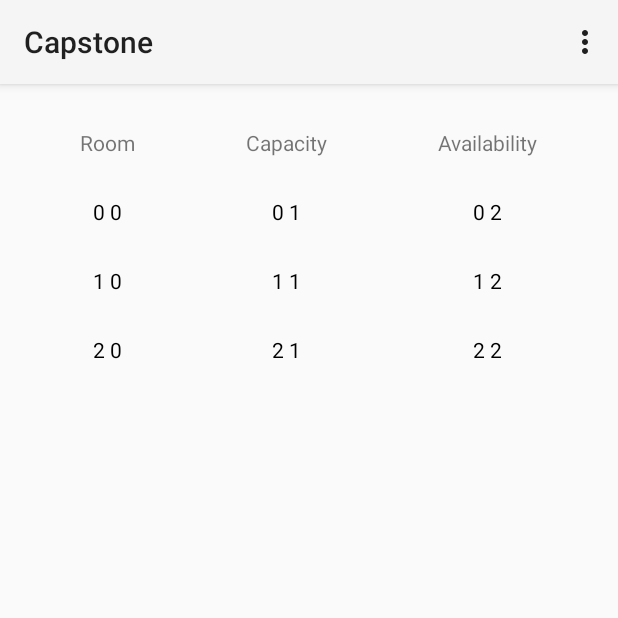
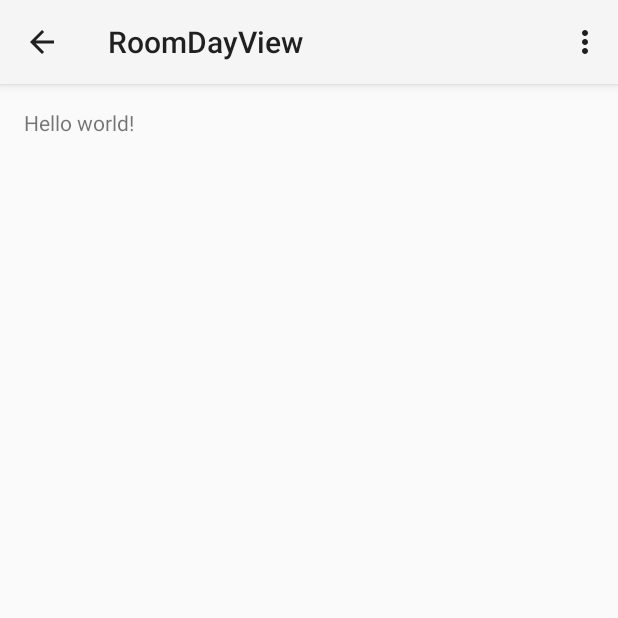
Before and after one commit to briblanch/roomroom, an Android app: the screen it shows after launch (MyActivity before the commit, RoomDayView after it), after a tap on an icon or button, on a phone screen of 412 x 824 dp, the top half of it. Run offline under Robolectric (Android 15) with nearby library versions, the phone set to English and light mode, and no system bars.

Commit message:
ui-implementation: added second view

```diff
--- a/Capstone/app/src/main/AndroidManifest.xml
+++ b/Capstone/app/src/main/AndroidManifest.xml
@@ -8,7 +8,7 @@
         android:label="@string/app_name"
         android:theme="@style/AppTheme" >
         <activity
-            android:name=".MyActivity"
+            android:name="unknowndev.com.capstone.MyActivity"
             android:label="@string/app_name" >
             <intent-filter>
                 <action android:name="android.intent.action.MAIN" />
@@ -16,6 +16,14 @@
                 <category android:name="android.intent.category.LAUNCHER" />
             </intent-filter>
         </activity>
+        <activity
+            android:name="unknowndev.com.capstone.RoomDayView"
+            android:label="@string/title_activity_room_day_view"
+            android:parentActivityName="unknowndev.com.capstone.MyActivity" >
+            <meta-data
+                android:name="android.support.PARENT_ACTIVITY"
+                android:value="unknowndev.com.capstone.MyActivity" />
+        </activity>
     </application>
 
 </manifest>
--- a/Capstone/app/src/main/java/unknowndev/com/capstone/MyActivity.java
+++ b/Capstone/app/src/main/java/unknowndev/com/capstone/MyActivity.java
@@ -4,6 +4,7 @@ import android.app.Activity;
 import android.app.ActionBar;
 import android.app.Fragment;
 import android.content.Context;
+import android.content.Intent;
 import android.graphics.Color;
 import android.os.Bundle;
 import android.view.Gravity;
@@ -81,6 +82,8 @@ public class MyActivity extends Activity {
                     public void onClick(View v) {
                         // YOLO
                         System.out.println("POOP\n");
+                        Intent intent = new Intent(getActivity(), RoomDayView.class);
+                        startActivity(intent);
                     }
                 });
                 for(int j = 0; j < 3; j++) {
--- /dev/null
+++ b/Capstone/app/src/main/java/unknowndev/com/capstone/RoomDayView.java
@@ -0,0 +1,66 @@
+package unknowndev.com.capstone;
+
+import android.app.Activity;
+import android.app.ActionBar;
+import android.app.Fragment;
+import android.os.Bundle;
+import android.view.LayoutInflater;
+import android.view.Menu;
+import android.view.MenuItem;
+import android.view.View;
+import android.view.ViewGroup;
+import android.os.Build;
+
+
+public class RoomDayView extends Activity {
+
+    @Override
+    protected void onCreate(Bundle savedInstanceState) {
+        super.onCreate(savedInstanceState);
+        setContentView(R.layout.activity_room_day_view);
+        if (savedInstanceState == null) {
+            getFragmentManager().beginTransaction()
+                    .add(R.id.container, new PlaceholderFragment())
+                    .commit();
+        }
+    }
+
+
+    @Override
+    public boolean onCreateOptionsMenu(Menu menu) {
+        // Inflate the menu; this adds items to the action bar if it is present.
+        getMenuInflater().inflate(R.menu.menu_room_day_view, menu);
+        return true;
+    }
+
+    @Override
+    public boolean onOptionsItemSelected(MenuItem item) {
+        // Handle action bar item clicks here. The action bar will
+        // automatically handle clicks on the Home/Up button, so long
+        // as you specify a parent activity in AndroidManifest.xml.
+        int id = item.getItemId();
+
+        //noinspection SimplifiableIfStatement
+        if (id == R.id.action_settings) {
+            return true;
+        }
+
+        return super.onOptionsItemSelected(item);
+    }
+
+    /**
+     * A placeholder fragment containing a simple view.
+     */
+    public static class PlaceholderFragment extends Fragment {
+
+        public PlaceholderFragment() {
+        }
+
+        @Override
+        public View onCreateView(LayoutInflater inflater, ViewGroup container,
+                                 Bundle savedInstanceState) {
+            View rootView = inflater.inflate(R.layout.fragment_room_day_view, container, false);
+            return rootView;
+        }
+    }
+}
--- /dev/null
+++ b/Capstone/app/src/main/res/layout/activity_room_day_view.xml
@@ -0,0 +1,4 @@
+<FrameLayout xmlns:android="http://schemas.android.com/apk/res/android"
+    xmlns:tools="http://schemas.android.com/tools" android:id="@+id/container"
+    android:layout_width="match_parent" android:layout_height="match_parent"
+    tools:context="unknowndev.com.capstone.RoomDayView" tools:ignore="MergeRootFrame" />
--- /dev/null
+++ b/Capstone/app/src/main/res/layout/fragment_room_day_view.xml
@@ -0,0 +1,12 @@
+<RelativeLayout xmlns:android="http://schemas.android.com/apk/res/android"
+    xmlns:tools="http://schemas.android.com/tools" android:layout_width="match_parent"
+    android:layout_height="match_parent" android:paddingLeft="@dimen/activity_horizontal_margin"
+    android:paddingRight="@dimen/activity_horizontal_margin"
+    android:paddingTop="@dimen/activity_vertical_margin"
+    android:paddingBottom="@dimen/activity_vertical_margin"
+    tools:context="unknowndev.com.capstone.RoomDayView$PlaceholderFragment">
+
+    <TextView android:text="@string/hello_world" android:layout_width="wrap_content"
+        android:layout_height="wrap_content" />
+
+</RelativeLayout>
--- /dev/null
+++ b/Capstone/app/src/main/res/menu/menu_room_day_view.xml
@@ -0,0 +1,6 @@
+<menu xmlns:android="http://schemas.android.com/apk/res/android"
+    xmlns:tools="http://schemas.android.com/tools"
+    tools:context="unknowndev.com.capstone.RoomDayView">
+    <item android:id="@+id/action_settings" android:title="@string/action_settings"
+        android:orderInCategory="100" android:showAsAction="never" />
+</menu>
--- a/Capstone/app/src/main/res/values/strings.xml
+++ b/Capstone/app/src/main/res/values/strings.xml
@@ -4,5 +4,6 @@
     <string name="app_name">Capstone</string>
     <string name="hello_world">Hello world!</string>
     <string name="action_settings">Settings</string>
+    <string name="title_activity_room_day_view">RoomDayView</string>
 
 </resources>
```
